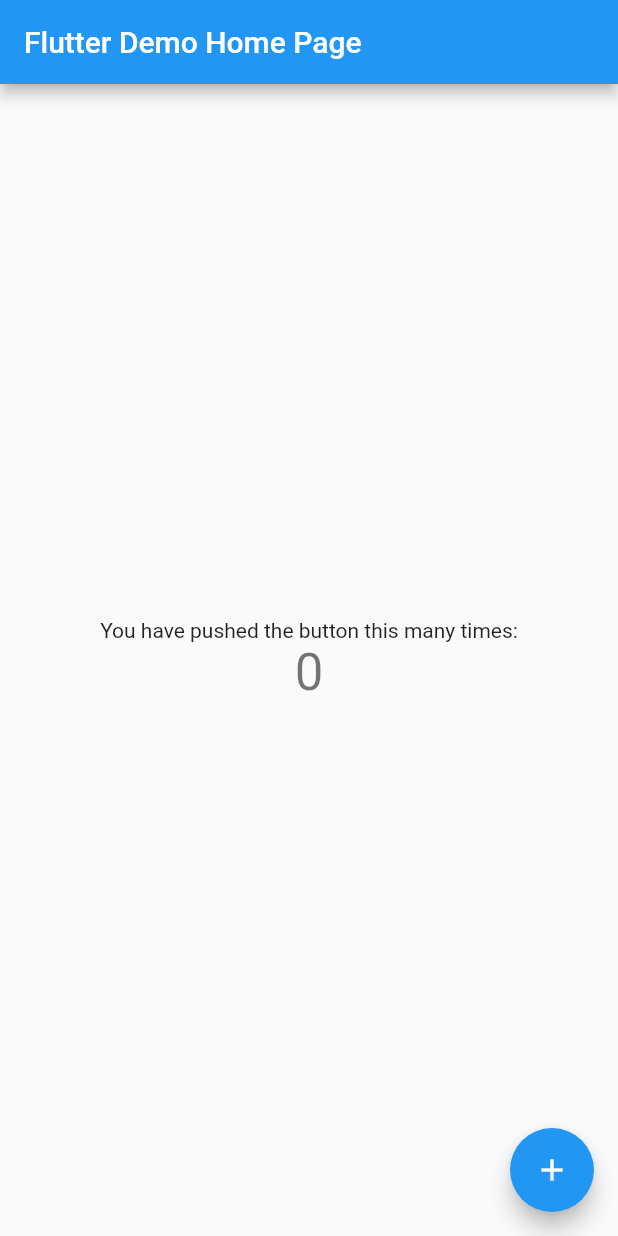
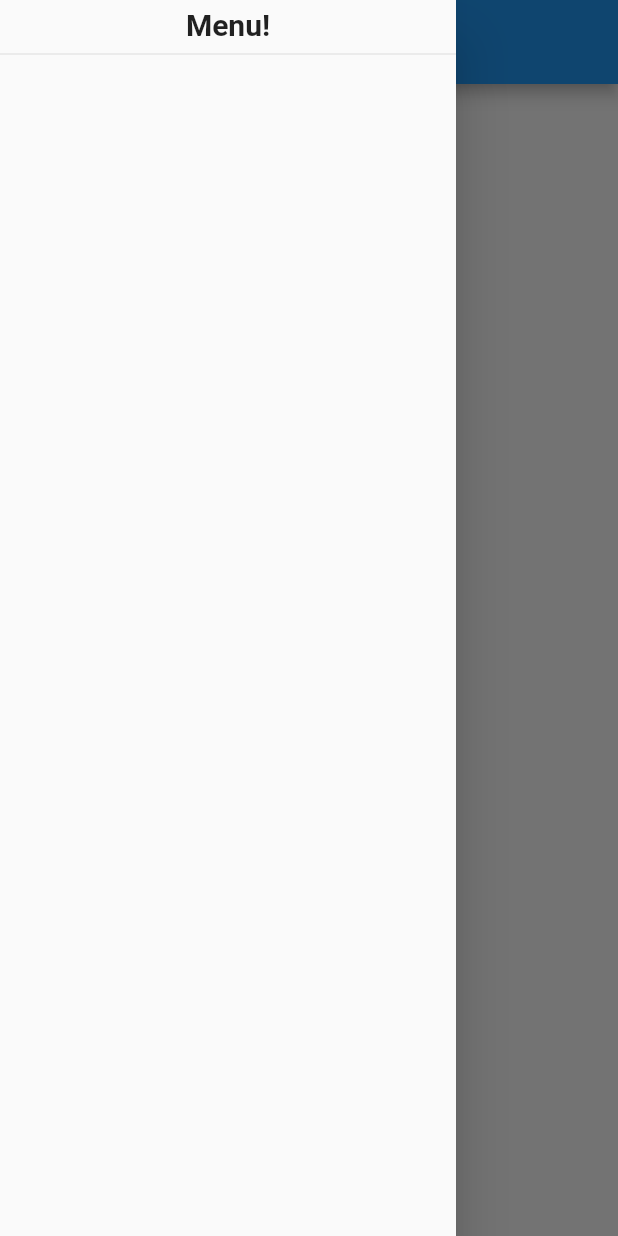
Before and after one commit to StireArLankar/flutter_fb2_reader, a Flutter app: the screen it shows after launch, with the side drawer open (before the commit the screen has no drawer), on a phone screen of 412 x 824 dp. Run offline on Flutter 3.47's test engine with Material 2 defaults, Android fonts, the phone set to English and light mode, and no system bars; our stand-ins replace file_picker.

Commit message:
Files restructure

```diff
--- /dev/null
+++ b/lib/drawer.dart
@@ -0,0 +1,34 @@
+import 'package:flutter/material.dart';
+
+class AppDrawer extends StatelessWidget {
+  Widget buildLink(BuildContext context, String title, String route) {
+    return ListTile(
+      leading: const Icon(Icons.panorama_fish_eye),
+      title: Text(title),
+      onTap: () {
+        Navigator.of(context).pushReplacementNamed(route);
+      },
+    );
+  }
+
+  @override
+  Widget build(BuildContext context) {
+    return Drawer(
+      child: SafeArea(
+        child: Column(
+          children: <Widget>[
+            SizedBox(height: 5),
+            Text(
+              'Menu!',
+              style: TextStyle(fontSize: 20, fontWeight: FontWeight.bold),
+            ),
+            Divider(),
+            Expanded(
+              child: Container(),
+            ),
+          ],
+        ),
+      ),
+    );
+  }
+}
--- /dev/null
+++ b/lib/file_reader/file_reader.dart
@@ -0,0 +1,232 @@
+import 'package:flutter/material.dart';
+
+import 'package:flutter/services.dart';
+import 'package:file_picker/file_picker.dart';
+
+import '../drawer.dart';
+
+class FileReaderScreen extends StatelessWidget {
+  @override
+  Widget build(BuildContext context) {
+    return Scaffold(
+      body: Center(child: FilePickerDemo()),
+      appBar: AppBar(title: const Text('File Picker example app')),
+      drawer: AppDrawer(),
+    );
+  }
+}
+
+class FilePickerDemo extends StatefulWidget {
+  @override
+  _FilePickerDemoState createState() => _FilePickerDemoState();
+}
+
+class _FilePickerDemoState extends State<FilePickerDemo> {
+  String _fileName;
+  String _path;
+  Map<String, String> _paths;
+  String _extension;
+  bool _loadingPath = false;
+  bool _multiPick = false;
+  FileType _pickingType = FileType.any;
+  TextEditingController _controller = TextEditingController();
+
+  @override
+  void initState() {
+    super.initState();
+    _controller.addListener(() => _extension = _controller.text);
+  }
+
+  @override
+  void dispose() {
+    _controller.dispose();
+    super.dispose();
+  }
+
+  void _openFileExplorer() async {
+    setState(() => _loadingPath = true);
+    try {
+      if (_multiPick) {
+        _path = null;
+        _paths = await FilePicker.getMultiFilePath(
+          type: _pickingType,
+          allowedExtensions: (_extension?.isNotEmpty ?? false)
+              ? _extension?.replaceAll(' ', '')?.split(',')
+              : null,
+        );
+      } else {
+        _paths = null;
+        _path = await FilePicker.getFilePath(
+          type: _pickingType,
+          allowedExtensions: (_extension?.isNotEmpty ?? false)
+              ? _extension?.replaceAll(' ', '')?.split(',')
+              : null,
+        );
+      }
+    } on PlatformException catch (e) {
+      print("Unsupported operation" + e.toString());
+    }
+
+    if (!mounted) return;
+
+    setState(() {
+      _loadingPath = false;
+      _fileName = _path != null
+          ? _path.split('/').last
+          : _paths != null ? _paths.keys.toString() : '...';
+    });
+  }
+
+  void _clearCachedFiles() {
+    FilePicker.clearTemporaryFiles().then((result) {
+      Scaffold.of(context).showSnackBar(
+        SnackBar(
+          backgroundColor: result ? Colors.green : Colors.red,
+          content: Text((result
+              ? 'Temporary files removed with success.'
+              : 'Failed to clean temporary files')),
+        ),
+      );
+    });
+  }
+
+  @override
+  Widget build(BuildContext context) {
+    return Center(
+      child: Padding(
+        padding: const EdgeInsets.only(left: 10.0, right: 10.0),
+        child: SingleChildScrollView(
+          child: Column(
+            mainAxisAlignment: MainAxisAlignment.center,
+            children: <Widget>[
+              Padding(
+                padding: const EdgeInsets.only(top: 20.0),
+                child: DropdownButton(
+                  hint: Text('LOAD PATH FROM'),
+                  value: _pickingType,
+                  items: <DropdownMenuItem>[
+                    DropdownMenuItem(
+                      child: Text('FROM AUDIO'),
+                      value: FileType.audio,
+                    ),
+                    DropdownMenuItem(
+                      child: Text('FROM IMAGE'),
+                      value: FileType.image,
+                    ),
+                    DropdownMenuItem(
+                      child: Text('FROM VIDEO'),
+                      value: FileType.video,
+                    ),
+                    DropdownMenuItem(
+                      child: Text('FROM MEDIA'),
+                      value: FileType.media,
+                    ),
+                    DropdownMenuItem(
+                      child: Text('FROM ANY'),
+                      value: FileType.any,
+                    ),
+                    DropdownMenuItem(
+                      child: Text('CUSTOM FORMAT'),
+                      value: FileType.custom,
+                    ),
+                  ],
+                  onChanged: (value) {
+                    setState(() {
+                      _pickingType = value;
+                      if (_pickingType != FileType.custom) {
+                        _controller.text = _extension = '';
+                      }
+                    });
+                  },
+                ),
+              ),
+              ConstrainedBox(
+                constraints: BoxConstraints.tightFor(width: 100.0),
+                child: _pickingType == FileType.custom
+                    ? TextFormField(
+                        maxLength: 15,
+                        autovalidate: true,
+                        controller: _controller,
+                        decoration:
+                            InputDecoration(labelText: 'File extension'),
+                        keyboardType: TextInputType.text,
+                        textCapitalization: TextCapitalization.none,
+                      )
+                    : Container(),
+              ),
+              ConstrainedBox(
+                constraints: BoxConstraints.tightFor(width: 200.0),
+                child: SwitchListTile.adaptive(
+                  title: Text(
+                    'Pick multiple files',
+                    textAlign: TextAlign.right,
+                  ),
+                  onChanged: (bool value) {
+                    setState(() => _multiPick = value);
+                  },
+                  value: _multiPick,
+                ),
+              ),
+              Padding(
+                padding: const EdgeInsets.only(top: 50.0, bottom: 20.0),
+                child: Column(
+                  children: <Widget>[
+                    RaisedButton(
+                      onPressed: _openFileExplorer,
+                      child: Text("Open file picker"),
+                    ),
+                    RaisedButton(
+                      onPressed: _clearCachedFiles,
+                      child: Text("Clear temporary files"),
+                    ),
+                  ],
+                ),
+              ),
+              Builder(
+                builder: (BuildContext context) => _loadingPath
+                    ? buildLoader()
+                    : _path != null || _paths != null
+                        ? Container(
+                            padding: const EdgeInsets.only(bottom: 30.0),
+                            height: MediaQuery.of(context).size.height * 0.50,
+                            child: Scrollbar(
+                              child: ListView.separated(
+                                itemCount: _paths != null && _paths.isNotEmpty
+                                    ? _paths.length
+                                    : 1,
+                                itemBuilder: (_, index) {
+                                  final bool isMultiPath =
+                                      _paths != null && _paths.isNotEmpty;
+                                  final String name = 'File $index: ' +
+                                      (isMultiPath
+                                          ? _paths.keys.toList()[index]
+                                          : _fileName ?? '...');
+                                  final path = isMultiPath
+                                      ? _paths.values.toList()[index].toString()
+                                      : _path;
+
+                                  return ListTile(
+                                    title: Text(name),
+                                    subtitle: Text(path),
+                                  );
+                                },
+                                separatorBuilder: (_, __) => Divider(),
+                              ),
+                            ),
+                          )
+                        : Container(),
+              ),
+            ],
+          ),
+        ),
+      ),
+    );
+  }
+
+  Padding buildLoader() {
+    return Padding(
+      padding: const EdgeInsets.only(bottom: 10.0),
+      child: const CircularProgressIndicator(),
+    );
+  }
+}
--- a/lib/main.dart
+++ b/lib/main.dart
@@ -1,111 +1,21 @@
 import 'package:flutter/material.dart';
+import 'package:flutter_fb2_reader/router.dart';
 
-void main() => runApp(MyApp());
+void main() => runApp(App());
 
-class MyApp extends StatelessWidget {
-  // This widget is the root of your application.
+class App extends StatelessWidget {
+  const App({Key key}) : super(key: key);
+
   @override
   Widget build(BuildContext context) {
     return MaterialApp(
-      title: 'Flutter Demo',
+      title: 'Flutter file picker',
       theme: ThemeData(
-        // This is the theme of your application.
-        //
-        // Try running your application with "flutter run". You'll see the
-        // application has a blue toolbar. Then, without quitting the app, try
-        // changing the primarySwatch below to Colors.green and then invoke
-        // "hot reload" (press "r" in the console where you ran "flutter run",
-        // or simply save your changes to "hot reload" in a Flutter IDE).
-        // Notice that the counter didn't reset back to zero; the application
-        // is not restarted.
         primarySwatch: Colors.blue,
+        accentColor: Colors.red,
       ),
-      home: MyHomePage(title: 'Flutter Demo Home Page'),
+      initialRoute: '/',
+      onGenerateRoute: generateRoutes,
     );
   }
 }
-
-class MyHomePage extends StatefulWidget {
-  MyHomePage({Key key, this.title}) : super(key: key);
-
-  // This widget is the home page of your application. It is stateful, meaning
-  // that it has a State object (defined below) that contains fields that affect
-  // how it looks.
-
-  // This class is the configuration for the state. It holds the values (in this
-  // case the title) provided by the parent (in this case the App widget) and
-  // used by the build method of the State. Fields in a Widget subclass are
-  // always marked "final".
-
-  final String title;
-
-  @override
-  _MyHomePageState createState() => _MyHomePageState();
-}
-
-class _MyHomePageState extends State<MyHomePage> {
-  int _counter = 0;
-
-  void _incrementCounter() {
-    setState(() {
-      // This call to setState tells the Flutter framework that something has
-      // changed in this State, which causes it to rerun the build method below
-      // so that the display can reflect the updated values. If we changed
-      // _counter without calling setState(), then the build method would not be
-      // called again, and so nothing would appear to happen.
-      _counter++;
-    });
-  }
-
-  @override
-  Widget build(BuildContext context) {
-    // This method is rerun every time setState is called, for instance as done
-    // by the _incrementCounter method above.
-    //
-    // The Flutter framework has been optimized to make rerunning build methods
-    // fast, so that you can just rebuild anything that needs updating rather
-    // than having to individually change instances of widgets.
-    return Scaffold(
-      appBar: AppBar(
-        // Here we take the value from the MyHomePage object that was created by
-        // the App.build method, and use it to set our appbar title.
-        title: Text(widget.title),
-      ),
-      body: Center(
-        // Center is a layout widget. It takes a single child and positions it
-        // in the middle of the parent.
-        child: Column(
-          // Column is also a layout widget. It takes a list of children and
-          // arranges them vertically. By default, it sizes itself to fit its
-          // children horizontally, and tries to be as tall as its parent.
-          //
-          // Invoke "debug painting" (press "p" in the console, choose the
-          // "Toggle Debug Paint" action from the Flutter Inspector in Android
-          // Studio, or the "Toggle Debug Paint" command in Visual Studio Code)
-          // to see the wireframe for each widget.
-          //
-          // Column has various properties to control how it sizes itself and
-          // how it positions its children. Here we use mainAxisAlignment to
-          // center the children vertically; the main axis here is the vertical
-          // axis because Columns are vertical (the cross axis would be
-          // horizontal).
-          mainAxisAlignment: MainAxisAlignment.center,
-          children: <Widget>[
-            Text(
-              'You have pushed the button this many times:',
-            ),
-            Text(
-              '$_counter',
-              style: Theme.of(context).textTheme.display1,
-            ),
-          ],
-        ),
-      ),
-      floatingActionButton: FloatingActionButton(
-        onPressed: _incrementCounter,
-        tooltip: 'Increment',
-        child: Icon(Icons.add),
-      ), // This trailing comma makes auto-formatting nicer for build methods.
-    );
-  }
-}
--- /dev/null
+++ b/lib/router.dart
@@ -0,0 +1,30 @@
+import 'package:flutter/material.dart';
+
+import 'drawer.dart';
+import 'file_reader/file_reader.dart';
+
+Route<dynamic> generateRoutes(RouteSettings settings) {
+  switch (settings.name) {
+    case '/':
+      return MaterialPageRoute(builder: (_) => FileReaderScreen());
+    default:
+      return MaterialPageRoute(builder: (_) => DefaultScreen(settings.name));
+  }
+}
+
+class DefaultScreen extends StatelessWidget {
+  final String name;
+
+  DefaultScreen(this.name);
+
+  @override
+  Widget build(BuildContext context) {
+    return Scaffold(
+      body: Center(
+        child: Text('No route defined for $name'),
+      ),
+      appBar: AppBar(),
+      drawer: AppDrawer(),
+    );
+  }
+}
```
Also changed, not shown: 1 other file.
